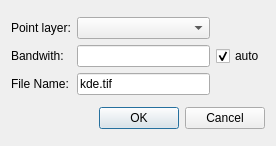
First picture: the form in ui_densitymap.ui, repository fccoelho/spatialKDE, before the edit.
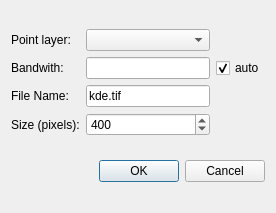
Second picture: the form after the edit.

Commit message: added resolution selector on dialog

```diff
--- a/ui_densitymap.ui
+++ b/ui_densitymap.ui
@@ -7,7 +7,7 @@
     <x>0</x>
     <y>0</y>
     <width>276</width>
-    <height>146</height>
+    <height>213</height>
    </rect>
   </property>
   <property name="windowTitle">
@@ -67,6 +67,26 @@
        </property>
       </widget>
      </item>
+     <item row="3" column="0">
+      <widget class="QLabel" name="label_4">
+       <property name="text">
+        <string>Size (pixels):</string>
+       </property>
+      </widget>
+     </item>
+     <item row="3" column="1">
+      <widget class="QSpinBox" name="sizeSpinBox">
+       <property name="maximum">
+        <number>1000</number>
+       </property>
+       <property name="singleStep">
+        <number>10</number>
+       </property>
+       <property name="value">
+        <number>400</number>
+       </property>
+      </widget>
+     </item>
     </layout>
    </item>
    <item>
```
The commit also changes 3 other files.
